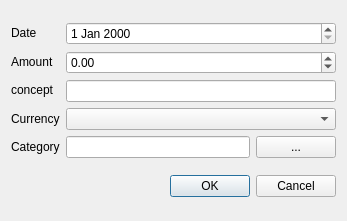
Qt form frontend/transaccionbasicadialog.ui (JulianAlejandro/QT_CuentasCPP) before a commit.
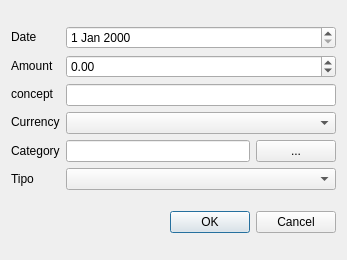
The same form after that commit.

```diff
--- a/frontend/transaccionbasicadialog.ui
+++ b/frontend/transaccionbasicadialog.ui
@@ -7,7 +7,7 @@
      <x>0</x>
      <y>0</y>
      <width>347</width>
-     <height>221</height>
+     <height>260</height>
     </rect>
    </property>
   <property name="windowTitle">
@@ -53,6 +53,13 @@
          </property>
         </widget>
        </item>
+        <item>
+         <widget class="QLabel" name="label_7">
+          <property name="text">
+           <string>Tipo</string>
+          </property>
+         </widget>
+        </item>
       </layout>
      </item>
      <item>
@@ -94,6 +101,9 @@
          </item>
         </layout>
        </item>
+        <item>
+         <widget class="QComboBox" name="tipoCombo"/>
+        </item>
       </layout>
      </item>
     </layout>
```
Lines whose indentation alone changed are shown as unchanged.
